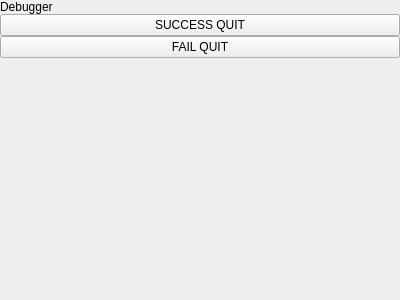
First picture: the form in integration/v2/src/libs/libuptime/uptime/Debugger.ui, repository mrdeveloperdude/OctoMY, before the edit.
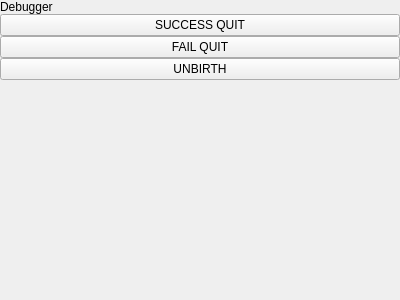
Second picture: the form after the edit.

Diff of the .ui file:
```diff
--- a/integration/v2/src/libs/libuptime/uptime/Debugger.ui
+++ b/integration/v2/src/libs/libuptime/uptime/Debugger.ui
@@ -50,6 +50,13 @@
      </property>
     </widget>
    </item>
+   <item>
+    <widget class="QPushButton" name="pushButtonUnbirth">
+     <property name="text">
+      <string>UNBIRTH</string>
+     </property>
+    </widget>
+   </item>
    <item>
     <spacer name="verticalSpacer">
      <property name="orientation">
```
